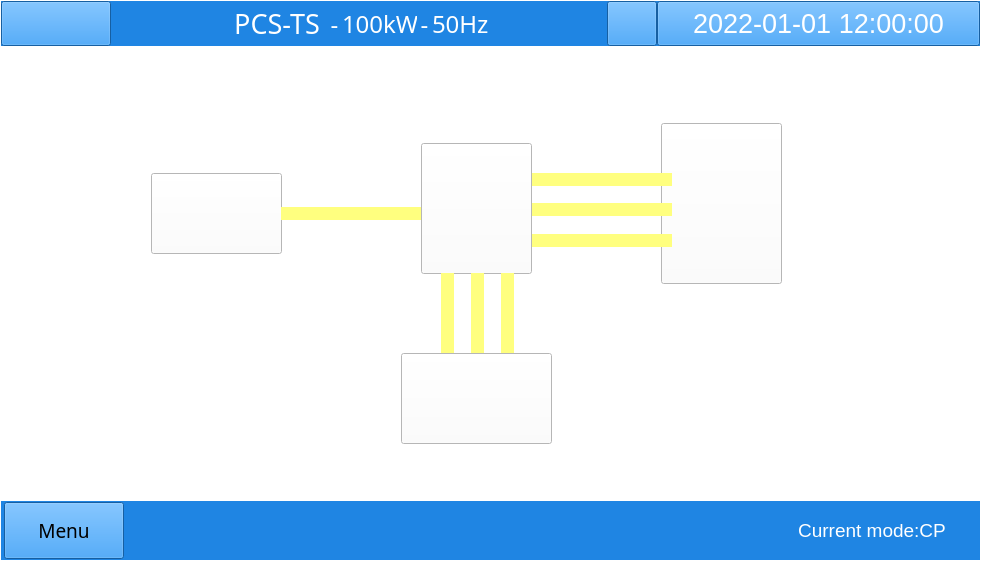
First picture: the form in win.ui, repository megarevolpr/Win, before the edit.
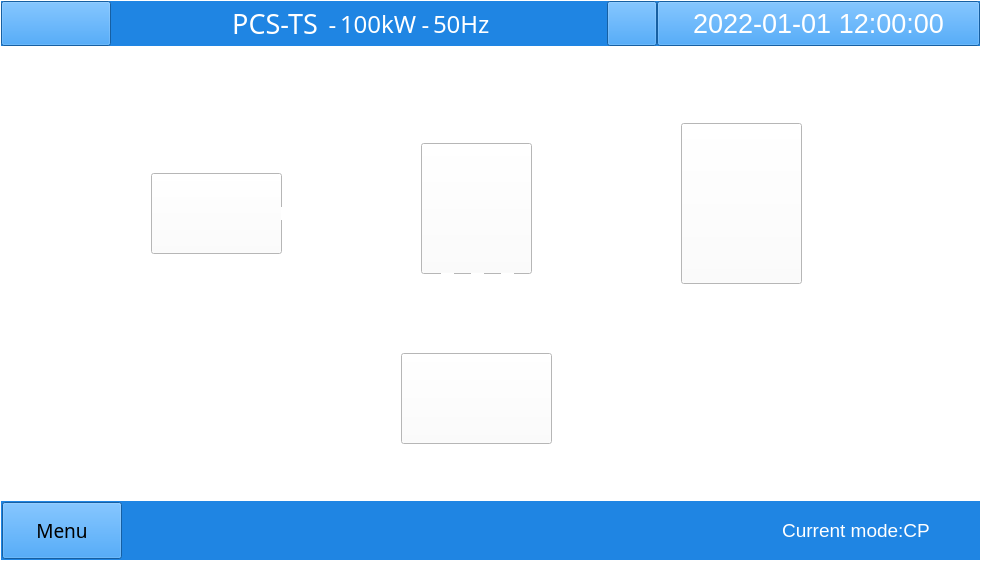
Second picture: the form after the edit. The open tabs and pages were chosen to show the change. Icons and pictures are not drawn.

Commit message: 优化主页UI，删除Icon，Logo

The edit to the form file:
```diff
--- a/win.ui
+++ b/win.ui
@@ -2274,12 +2274,12 @@
         </property>
         <property name="maximumSize">
          <size>
-          <width>110</width>
+          <width>99999</width>
           <height>45</height>
          </size>
         </property>
         <property name="styleSheet">
-         <string notr="true">border-image: url(:/new_ui/UI/Logo.png);</string>
+         <string notr="true"/>
         </property>
         <property name="text">
          <string/>
@@ -2309,7 +2309,7 @@
         </property>
         <property name="maximumSize">
          <size>
-          <width>100</width>
+          <width>9999</width>
           <height>45</height>
          </size>
         </property>
@@ -2340,7 +2340,7 @@
         </property>
         <property name="maximumSize">
          <size>
-          <width>15</width>
+          <width>99</width>
           <height>45</height>
          </size>
         </property>
@@ -2371,7 +2371,7 @@
         </property>
         <property name="maximumSize">
          <size>
-          <width>75</width>
+          <width>9999</width>
           <height>45</height>
          </size>
         </property>
@@ -2399,7 +2399,7 @@
         </property>
         <property name="maximumSize">
          <size>
-          <width>15</width>
+          <width>99</width>
           <height>45</height>
          </size>
         </property>
@@ -2430,7 +2430,7 @@
         </property>
         <property name="maximumSize">
          <size>
-          <width>60</width>
+          <width>9999</width>
           <height>45</height>
          </size>
         </property>
@@ -2493,7 +2493,7 @@
         </property>
         <property name="maximumSize">
          <size>
-          <width>323</width>
+          <width>9999</width>
           <height>45</height>
          </size>
         </property>
@@ -2534,7 +2534,7 @@
       </size>
      </property>
      <property name="currentIndex">
-      <number>4</number>
+      <number>1</number>
      </property>
      <widget class="QWidget" name="Host_Page">
       <widget class="QLabel" name="BattCurrent_label">
@@ -2595,7 +2595,7 @@
         </rect>
        </property>
        <property name="styleSheet">
-        <string notr="true">background-color: rgb(255, 255, 127);</string>
+        <string notr="true">border-image: url(:/new_ui/UI/ProcessBar2-02.png);</string>
        </property>
        <property name="text">
         <string/>
@@ -2666,7 +2666,7 @@
         </rect>
        </property>
        <property name="styleSheet">
-        <string notr="true">background-color: rgb(255, 255, 127);
+        <string notr="true">border-image: url(:/new_ui/UI/ProcessBar1-02.png);
 </string>
        </property>
        <property name="text">
@@ -2683,7 +2683,7 @@
         </rect>
        </property>
        <property name="styleSheet">
-        <string notr="true">background-color: rgb(255, 255, 127);</string>
+        <string notr="true">border-image: url(:/new_ui/UI/ProcessBar1-02.png);</string>
        </property>
        <property name="text">
         <string/>
@@ -2699,7 +2699,7 @@
         </rect>
        </property>
        <property name="styleSheet">
-        <string notr="true">background-color: rgb(255, 255, 127);</string>
+        <string notr="true">border-image: url(:/new_ui/UI/ProcessBar1-02.png);</string>
        </property>
        <property name="text">
         <string/>
@@ -3016,7 +3016,7 @@
         </rect>
        </property>
        <property name="styleSheet">
-        <string notr="true">border-image: url(:/new_ui/UI/Bat1.png);</string>
+        <string notr="true">border-image: url(:/new_ui/UI/Bat3.png);</string>
        </property>
        <property name="text">
         <string/>
@@ -3032,8 +3032,7 @@
         </rect>
        </property>
        <property name="styleSheet">
-        <string notr="true">background-color: rgb(255, 255, 127);
-</string>
+        <string notr="true">border-image: url(:/new_ui/UI/ProcessBar2-02.png);</string>
        </property>
        <property name="text">
         <string/>
@@ -3099,7 +3098,7 @@
       <widget class="QPushButton" name="Bypass_Grid_btn">
        <property name="geometry">
         <rect>
-         <x>660</x>
+         <x>680</x>
          <y>70</y>
          <width>121</width>
          <height>161</height>
@@ -3184,7 +3183,7 @@
         </size>
        </property>
        <property name="styleSheet">
-        <string notr="true">background-color: rgb(255, 255, 127);</string>
+        <string notr="true">border-image: url(:/new_ui/UI/ProcessBar1-02.png);</string>
        </property>
        <property name="text">
         <string/>
@@ -3206,7 +3205,7 @@
         </size>
        </property>
        <property name="styleSheet">
-        <string notr="true">background-color: rgb(255, 255, 127);</string>
+        <string notr="true">border-image: url(:/new_ui/UI/ProcessBar1-02.png);</string>
        </property>
        <property name="text">
         <string/>
@@ -3228,7 +3227,7 @@
         </size>
        </property>
        <property name="styleSheet">
-        <string notr="true">background-color: rgb(255, 255, 127);</string>
+        <string notr="true">border-image: url(:/new_ui/UI/ProcessBar1-02.png);</string>
        </property>
        <property name="text">
         <string/>
@@ -3339,8 +3338,7 @@
         </rect>
        </property>
        <property name="styleSheet">
-        <string notr="true">background-color: rgb(255, 255, 127);
-</string>
+        <string notr="true">border-image: url(:/new_ui/UI/DCBar1-02.png);</string>
        </property>
        <property name="text">
         <string/>
@@ -3356,7 +3354,7 @@
         </rect>
        </property>
        <property name="styleSheet">
-        <string notr="true">background-color: rgb(255, 255, 127);</string>
+        <string notr="true">border-image: url(:/new_ui/UI/DCBar1-02.png);</string>
        </property>
        <property name="text">
         <string/>
@@ -3372,7 +3370,7 @@
         </rect>
        </property>
        <property name="styleSheet">
-        <string notr="true">background-color: rgb(255, 255, 127);</string>
+        <string notr="true">border-image: url(:/new_ui/UI/DCBar1-02.png);</string>
        </property>
        <property name="text">
         <string/>
@@ -9167,35 +9165,15 @@
      <property name="styleSheet">
       <string notr="true">background-color: rgb(31, 133, 227);</string>
      </property>
-     <layout class="QGridLayout" name="gridLayout_55">
-      <property name="leftMargin">
-       <number>0</number>
-      </property>
-      <property name="topMargin">
-       <number>1</number>
-      </property>
-      <property name="rightMargin">
-       <number>0</number>
-      </property>
-      <property name="bottomMargin">
-       <number>0</number>
-      </property>
-      <property name="spacing">
-       <number>0</number>
-      </property>
-      <item row="0" column="0">
-       <layout class="QHBoxLayout" name="horizontalLayout_17" stretch="1,5,3,5,0">
-        <property name="spacing">
-         <number>6</number>
-        </property>
-        <property name="leftMargin">
-         <number>3</number>
-        </property>
-        <property name="rightMargin">
-         <number>3</number>
-        </property>
-        <item>
          <widget class="QPushButton" name="UI_MenuBtn">
+      <property name="geometry">
+       <rect>
+        <x>1</x>
+        <y>1</y>
+        <width>120</width>
+        <height>57</height>
+       </rect>
+      </property>
           <property name="minimumSize">
            <size>
             <width>120</width>
@@ -9204,7 +9182,7 @@
           </property>
           <property name="maximumSize">
            <size>
-            <width>120</width>
+        <width>999</width>
             <height>57</height>
            </size>
           </property>
@@ -9218,22 +9196,15 @@
            <string>Menu</string>
           </property>
          </widget>
-        </item>
-        <item>
-         <spacer name="horizontalSpacer_11">
-          <property name="orientation">
-           <enum>Qt::Horizontal</enum>
-          </property>
-          <property name="sizeHint" stdset="0">
-           <size>
-            <width>150</width>
-            <height>40</height>
-           </size>
-          </property>
-         </spacer>
-        </item>
-        <item>
          <widget class="QLabel" name="Inverter_state_lab">
+      <property name="geometry">
+       <rect>
+        <x>270</x>
+        <y>9</y>
+        <width>350</width>
+        <height>40</height>
+       </rect>
+      </property>
           <property name="minimumSize">
            <size>
             <width>350</width>
@@ -9242,7 +9213,7 @@
           </property>
           <property name="maximumSize">
            <size>
-            <width>350</width>
+        <width>999</width>
             <height>40</height>
            </size>
           </property>
@@ -9256,22 +9227,15 @@
            <string/>
           </property>
          </widget>
-        </item>
-        <item>
-         <spacer name="horizontalSpacer_5">
-          <property name="orientation">
-           <enum>Qt::Horizontal</enum>
-          </property>
-          <property name="sizeHint" stdset="0">
-           <size>
-            <width>150</width>
-            <height>40</height>
-           </size>
-          </property>
-         </spacer>
-        </item>
-        <item>
          <widget class="QLabel" name="CurrentMode_lb">
+      <property name="geometry">
+       <rect>
+        <x>745</x>
+        <y>1</y>
+        <width>220</width>
+        <height>57</height>
+       </rect>
+      </property>
           <property name="minimumSize">
            <size>
             <width>210</width>
@@ -9280,7 +9244,7 @@
           </property>
           <property name="maximumSize">
            <size>
-            <width>210</width>
+        <width>999</width>
             <height>57</height>
            </size>
           </property>
@@ -9302,10 +9266,6 @@
            <set>Qt::AlignCenter</set>
           </property>
          </widget>
-        </item>
-       </layout>
-      </item>
-     </layout>
     </widget>
    </widget>
   </widget>
```
Lines whose indentation alone changed are shown as unchanged. The commit also changes 1 other file.
